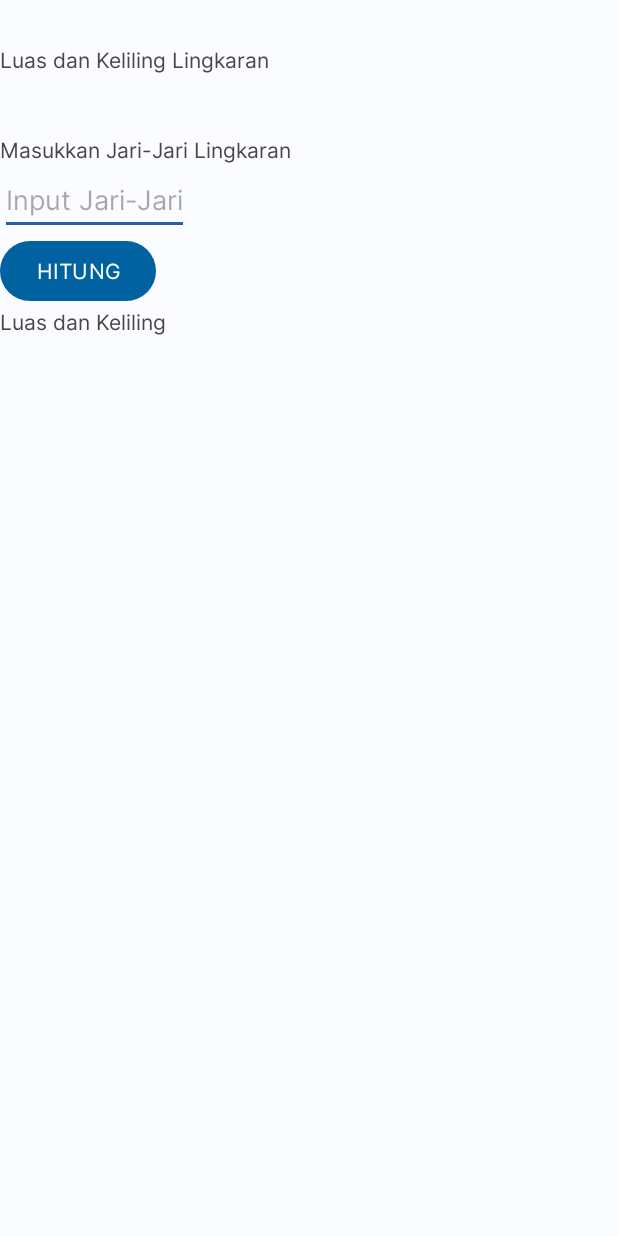
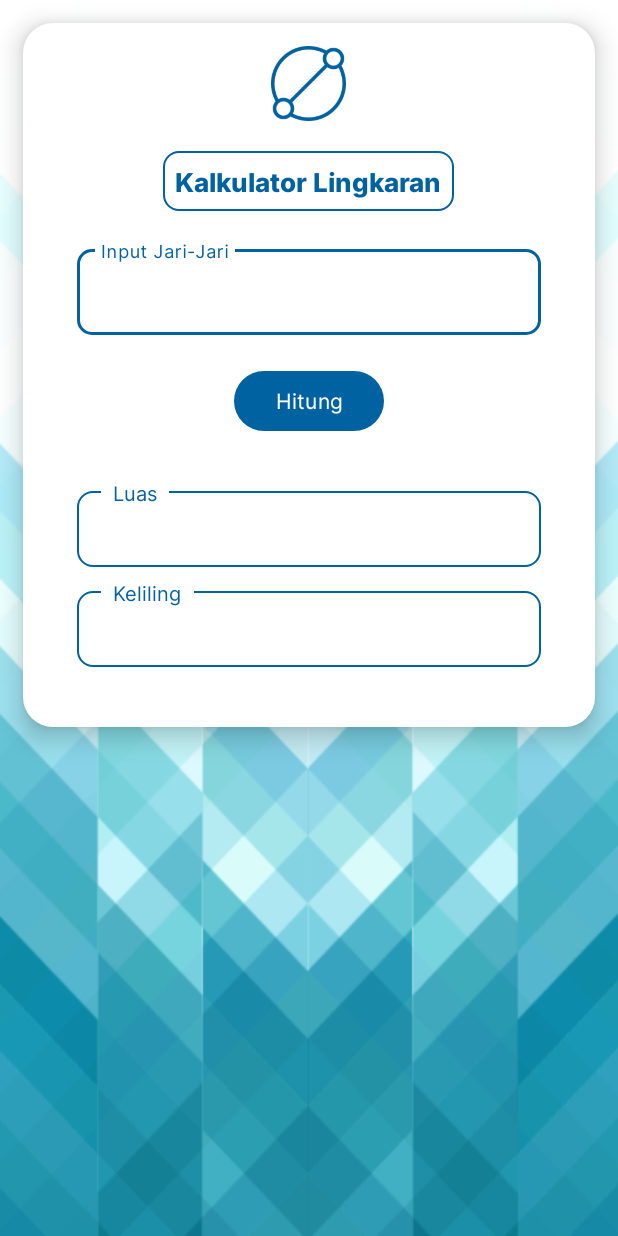
Before and after one commit to fierzahaikkal/pbo_java_android, an Android app: the LingkaranActivity screen opened directly, with no data from a screen before it, on a phone screen of 412 x 824 dp. Run offline under Robolectric (Android 15) with nearby library versions, the phone set to English and light mode, and no system bars.

Commit message:
feature: change activity_lingkaran.xml, LingkaranActivity.java, calculator_radiusbutton.xml add lingkaran.png,

```diff
--- a/app/src/main/java/com/sugiartha/juniorandroid/LingkaranActivity.java
+++ b/app/src/main/java/com/sugiartha/juniorandroid/LingkaranActivity.java
@@ -10,26 +10,25 @@ import android.widget.TextView;
 
 public class LingkaranActivity extends AppCompatActivity {
 
-    Button hitung;
-    EditText jari2;
-    TextView nilai;
-
     @Override
     protected void onCreate(Bundle savedInstanceState) {
         super.onCreate(savedInstanceState);
         setContentView(R.layout.activity_lingkaran);
 
-        hitung = (Button) findViewById(R.id.hitung);
-        jari2 = (EditText) findViewById(R.id.jari2);
-        nilai = (TextView) findViewById(R.id.nilai);
+        Button hitung = (Button) findViewById(R.id.hitung);
+        EditText jari2 = (EditText) findViewById(R.id.jari2);
+        TextView luas = (TextView) findViewById(R.id.luas);
+        TextView keliling = (TextView) findViewById(R.id.keliling);
 
         hitung.setOnClickListener(new Button.OnClickListener() {
             @Override public void onClick(View v) {
                 double jari = Double.parseDouble(jari2.getText().toString());
                 double phi = 3.14;
-                double luas = phi*jari*jari;
-                double keliling = 2*phi*jari;
-                nilai.setText("Luas Lingkaran : " + Double.toString(luas) + "\nKeliling Lingkaran : " + Double.toString(keliling) + "");
+                double dblLuas = phi*jari*jari;
+                double dblKeliling = 2*phi*jari;
+
+                luas.setText(Double.toString(dblLuas));
+                keliling.setText(Double.toString(dblKeliling));
             }});
     }
 }
--- a/app/src/main/res/drawable-v21/calculator_radiusbutton.xml
+++ /dev/null
@@ -1,10 +0,0 @@
-<?xml version="1.0" encoding="utf-8"?>
-<ripple xmlns:android="http://schemas.android.com/apk/res/android"
-    android:color="@color/biruMudaPalette">
-    <item>
-        <shape android:shape="rectangle">
-            <stroke android:color="@color/biruTerangPalette" android:width="1dp"/>
-            <corners android:radius="10dp"/>
-        </shape>
-    </item>
-</ripple>
--- a/app/src/main/res/drawable/calculator_radiusbutton.xml
+++ b/app/src/main/res/drawable/calculator_radiusbutton.xml
@@ -3,7 +3,7 @@
     android:color="@color/biruTerangPalette">
     <item>
         <shape android:shape="rectangle">
-            <stroke android:color="@color/biruTerangPalette" android:width="1dp"/>
+            <stroke android:color="@color/md_theme_light_primary" android:width="1dp"/>
             <corners android:radius="10dp"/>
         </shape>
     </item>
--- a/app/src/main/res/layout/activity_lingkaran.xml
+++ b/app/src/main/res/layout/activity_lingkaran.xml
@@ -4,37 +4,161 @@
     xmlns:tools="http://schemas.android.com/tools"
     android:layout_width="match_parent"
     android:layout_height="match_parent"
+    android:background="@drawable/bg_turquoise"
     android:orientation="vertical"
     tools:context=".LingkaranActivity">
+
+    <LinearLayout
+        android:layout_width="match_parent"
+        android:layout_height="wrap_content"
+        android:orientation="vertical"
+        android:background="@drawable/radius"
+        android:layout_margin="15dp"
+        android:paddingTop="15dp"
+        android:paddingBottom="40dp"
+        android:paddingLeft="20dp"
+        android:paddingRight="20dp"
+        android:elevation="10dp">
+
+        <ImageView
+            android:layout_width="50dp"
+            android:layout_height="50dp"
+            android:src="@drawable/lingkaran"
+            android:layout_gravity="center"/>
 
         <TextView
             android:layout_width="wrap_content"
             android:layout_height="wrap_content"
-        android:paddingTop="30dp"
-        android:text="Luas dan Keliling Lingkaran"/>
+            android:layout_marginTop="20dp"
+            android:text="Kalkulator Lingkaran"
+            android:textSize="17sp"
+            android:textStyle="bold"
+            android:textColor="@color/md_theme_light_primary"
+            android:fontFamily="@font/inter_extrabold"
+            android:background="@drawable/calculator_radiusbutton"
+            android:padding="8dp"
+            android:layout_gravity="center_horizontal"/>
+
+        <com.google.android.material.textfield.TextInputLayout
+            android:layout_width="match_parent"
+            android:layout_height="wrap_content"
+            android:id="@+id/tiljari2"
+            android:layout_marginTop="20dp"
+            android:layout_marginStart="16dp"
+            android:layout_marginEnd="16dp"
+            android:hint="Input Jari-Jari"
+            app:boxCornerRadiusTopStart="10dp"
+            app:boxCornerRadiusTopEnd="10dp"
+            app:boxCornerRadiusBottomStart="10dp"
+            app:boxCornerRadiusBottomEnd="10dp"
+            app:boxBackgroundMode="outline"
+            app:boxBackgroundColor="#0000">
+            <com.google.android.material.textfield.TextInputEditText
+                android:layout_width="match_parent"
+                android:layout_height="wrap_content"
+                android:id="@+id/jari2"
+                android:textSize="15dp"
+                android:background="@null"/>
+        </com.google.android.material.textfield.TextInputLayout>
+
+        <Button
+            android:layout_width="100dp"
+            android:layout_height="wrap_content"
+            android:layout_gravity="center"
+            android:layout_marginTop="20dp"
+            android:layout_marginBottom="20dp"
+            android:text="Hitung"
+            android:id="@+id/hitung"/>
+
+        <androidx.constraintlayout.widget.ConstraintLayout
+            android:layout_width="match_parent"
+            android:layout_height="wrap_content"
+            android:background="@color/putih">
+
+            <LinearLayout
+                android:id="@+id/luasBorder"
+                android:layout_width="match_parent"
+                android:layout_height="wrap_content"
+                android:layout_margin="16dp"
+                android:layout_marginStart="16dp"
+                android:layout_marginTop="16dp"
+                android:layout_marginEnd="16dp"
+                android:background="@drawable/calculator_radiusbutton"
+                android:orientation="vertical"
+                android:padding="15dp"
+                app:layout_constraintEnd_toEndOf="parent"
+                app:layout_constraintStart_toStartOf="parent"
+                app:layout_constraintTop_toTopOf="parent">
 
                 <TextView
+                    android:id="@+id/luas"
                     android:layout_width="wrap_content"
                     android:layout_height="wrap_content"
-        android:paddingTop="40dp"
-        android:text="Masukkan Jari-Jari Lingkaran" />
+                    android:text=""/>
+            </LinearLayout>
 
-    <EditText
+            <TextView
+                android:id="@+id/luasTitle"
                 android:layout_width="wrap_content"
                 android:layout_height="wrap_content"
-        android:hint="Input Jari-Jari"
-        android:id="@+id/jari2"/>
+                android:layout_marginStart="32dp"
+                android:layout_marginTop="8dp"
+                android:layout_marginEnd="8dp"
+                android:textSize="13sp"
+                android:background="@color/putih"
+                android:textColor="@color/md_theme_light_primary"
+                android:text="  Luas  "
+                app:layout_constraintEnd_toEndOf="parent"
+                app:layout_constraintHorizontal_bias="0.0"
+                app:layout_constraintStart_toStartOf="parent"
+                app:layout_constraintTop_toTopOf="parent"
+                android:layout_marginLeft="32dp"
+                android:layout_marginRight="8dp" />
+        </androidx.constraintlayout.widget.ConstraintLayout>
 
-    <Button
+        <androidx.constraintlayout.widget.ConstraintLayout
+            android:layout_width="match_parent"
+            android:layout_height="wrap_content"
+            android:background="@color/putih">
+            <LinearLayout
+                android:id="@+id/kelilingBorder"
+                android:layout_width="match_parent"
+                android:layout_height="wrap_content"
+                android:layout_margin="16dp"
+                android:layout_marginStart="16dp"
+                android:layout_marginTop="16dp"
+                android:layout_marginEnd="16dp"
+                android:background="@drawable/calculator_radiusbutton"
+                android:orientation="vertical"
+                android:padding="15dp"
+                app:layout_constraintEnd_toEndOf="parent"
+                app:layout_constraintStart_toStartOf="parent"
+                app:layout_constraintTop_toTopOf="parent">
+
+                <TextView
+                    android:id="@+id/keliling"
                     android:layout_width="wrap_content"
                     android:layout_height="wrap_content"
-        android:text="HITUNG"
-        android:id="@+id/hitung"/>
+                    android:text=""/>
+            </LinearLayout>
 
             <TextView
+                android:id="@+id/kelilingTitle"
                 android:layout_width="wrap_content"
                 android:layout_height="wrap_content"
-        android:text="Luas dan Keliling"
-        android:id="@+id/nilai"/>
-
+                android:layout_marginStart="32dp"
+                android:layout_marginTop="8dp"
+                android:layout_marginEnd="8dp"
+                android:textSize="13sp"
+                android:background="@color/putih"
+                android:textColor="@color/md_theme_light_primary"
+                android:text="  Keliling  "
+                app:layout_constraintEnd_toEndOf="parent"
+                app:layout_constraintHorizontal_bias="0.0"
+                app:layout_constraintStart_toStartOf="parent"
+                app:layout_constraintTop_toTopOf="parent"
+                android:layout_marginLeft="32dp"
+                android:layout_marginRight="8dp" />
+        </androidx.constraintlayout.widget.ConstraintLayout>
     </LinearLayout>
+</LinearLayout>
```
Also changed, not shown: app/src/main/res/drawable/lingkaran.png. Lines whose indentation alone changed are shown as unchanged.
